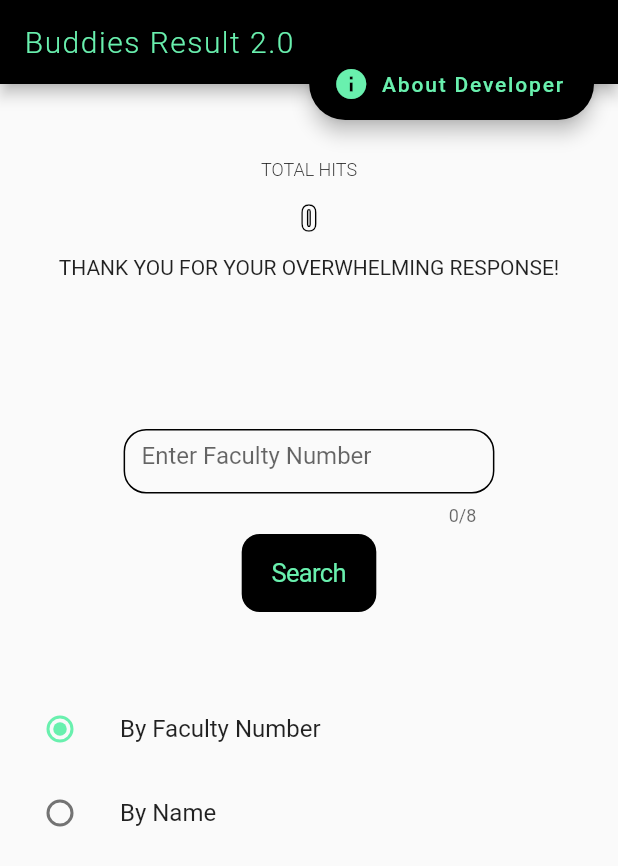
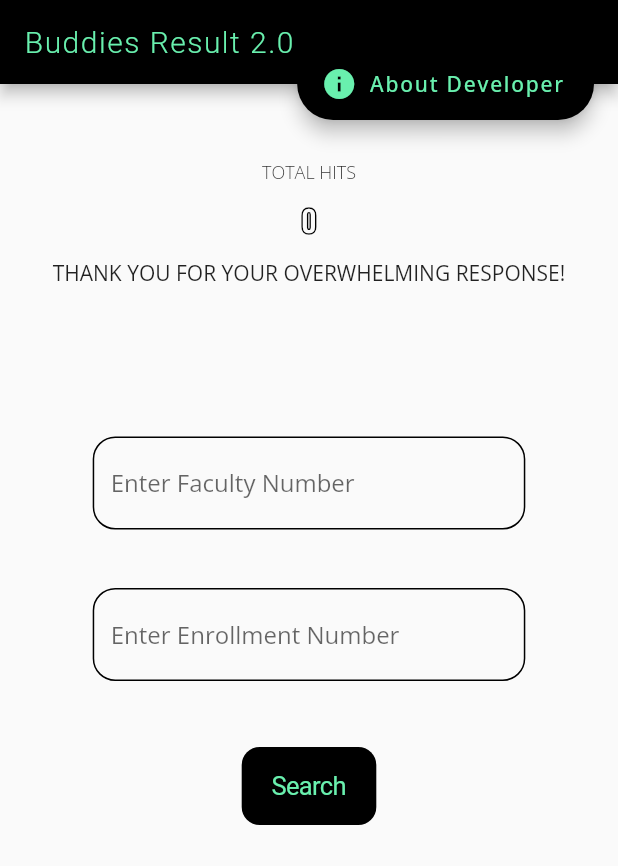
Before and after one commit to msharibahmed/buddies_result2, a Flutter app: the screen it shows after launch, on a phone screen of 412 x 824 dp. Shown: the top 866 px of the screen. Run offline on Flutter 3.47's test engine with Material 2 defaults, Android fonts, the phone set to English and light mode, and no system bars; our stand-ins replace flare_flutter, google_fonts; network calls fail.

Commit message:
added new features

```diff
--- a/lib/main.dart
+++ b/lib/main.dart
@@ -1,13 +1,11 @@
 import 'package:flutter/material.dart';
+import 'package:google_fonts/google_fonts.dart';
 import 'package:provider/provider.dart';
 
 import 'screens/show_result.dart';
-import 'screens/splash_screen.dart';
-import 'provider/bool.dart';
+import 'screens/home_screen.dart';
 import 'provider/result.dart';
 import 'screens/developer_screen.dart';
-import 'screens/home.dart';
-import 'screens/name_screen.dart';
 
 void main() async {
   runApp(MyApp());
@@ -19,20 +17,19 @@ class MyApp extends StatelessWidget {
     return MultiProvider(
       providers: [
         ChangeNotifierProvider<Result>(create: (_) => Result()),
-        ChangeNotifierProvider<BoolCheck>(create: (_) => BoolCheck()),
       ],
       child: MaterialApp(
         debugShowCheckedModeBanner: false,
         theme: ThemeData(
+          textTheme: GoogleFonts.openSansTextTheme(),
           primarySwatch: Colors.blue,
         ),
         routes: {
-          Home.routeName: (context) => Home(),
+          HomeScreen.routeName: (context) => HomeScreen(),
           ShowResult.routeName: (context) => ShowResult(),
           DeveloperScreen.routeName: (context) => DeveloperScreen(),
-          NameScreen.routeName: (context) => NameScreen(),
         },
-        home: SplashScreen(),
+        home: HomeScreen(),
       ),
     );
   }
--- a/lib/provider/bool.dart
+++ /dev/null
@@ -1,15 +0,0 @@
-import 'package:flutter/material.dart';
-
-class BoolCheck with ChangeNotifier {
-  int _val = 1;
-
-  int get val {
-    return _val;
-  }
-
-  void valFunc(int val) {
-    _val = val;
-    print(_val);
-    notifyListeners();
-  }
-}
--- a/lib/screens/home.dart
+++ /dev/null
@@ -1,221 +0,0 @@
-import 'package:flutter/cupertino.dart';
-import 'package:flutter/material.dart';
-import 'package:google_fonts/google_fonts.dart';
-import 'package:provider/provider.dart';
-
-import 'developer_screen.dart';
-import '../provider/bool.dart';
-import '../provider/result.dart';
-import 'name_screen.dart';
-import 'show_result.dart';
-
-class Home extends StatefulWidget {
-  static const routeName = 'home-screen';
-  @override
-  _HomeState createState() => _HomeState();
-}
-
-class _HomeState extends State<Home> {
-  @override
-  void initState() {
-    final data = Provider.of<Result>(context, listen: false);
-    data.fetchHits();
-
-    super.initState();
-  }
-
-  Future<void> facSearch() async {
-    final data = Provider.of<Result>(context, listen: false);
-
-    FocusScope.of(context).unfocus();
-
-    if (textCtrl.text.isEmpty) {
-      setState(() {
-        errorText = 'Enter Faculty Number';
-      });
-    } else if (textCtrl.text.length != 8 && textCtrl.text.isNotEmpty) {
-      setState(() {
-        errorText = 'Enter valid Faculty Number';
-      });
-    } else {
-      setState(() {
-        errorText = '';
-      });
-      setState(() {
-        _boolCheck = false;
-      });
-      await data.result(textCtrl.text.toUpperCase(), context).then((_) {
-        setState(() {
-          _boolCheck = true;
-        });
-      }).then((_) async {
-        if (data.fetchResult.isEmpty) {
-          // print('object');
-          await data.alertDialog('Check You Entered Faculty Number.', context);
-          return;
-        } else {
-          Provider.of<BoolCheck>(context, listen: false).valFunc(_value);
-
-          Navigator.pushNamed(context, ShowResult.routeName);
-          textCtrl.clear();
-        }
-      });
-    }
-  }
-
-  Future<void> nameSearch() async {
-    final data = Provider.of<Result>(context, listen: false);
-
-    FocusScope.of(context).unfocus();
-
-    if (textCtrl.text.isEmpty) {
-      setState(() {
-        nameErrorText = 'Enter Name';
-      });
-    } else if (!textCtrl.text.contains(RegExp(r'[A-Za-z]')) &&
-        textCtrl.text.isNotEmpty) {
-      setState(() {
-        nameErrorText = 'Enter valid Name';
-      });
-    } else {
-      setState(() {
-        nameErrorText = '';
-      });
-      setState(() {
-        _boolCheck = false;
-      });
-      await data.nameResult(textCtrl.text, context).then((_) {
-        setState(() {
-          _boolCheck = true;
-        });
-      }).then((_) {
-        if (data.fetchNameResult.isEmpty) {
-          // print('object');
-          data.alertDialog(
-              "Couln't Find Any Name Matching To The Entered Name.", context);
-          return;
-        } else {
-          Provider.of<BoolCheck>(context, listen: false).valFunc(_value);
-
-          Navigator.pushNamed(context, NameScreen.routeName);
-          textCtrl.clear();
-        }
-      });
-    }
-  }
-
-  var _boolCheck = true;
-  var _value = 1;
-
-  final textCtrl = TextEditingController();
-  String errorText = '';
-  String nameErrorText = '';
-  @override
-  Widget build(BuildContext context) {
-    const name = ['By Faculty Number', 'By Name'];
-    return Scaffold(
-      floatingActionButtonLocation: FloatingActionButtonLocation.endTop,
-      floatingActionButton: FloatingActionButton.extended(
-          backgroundColor: Colors.black,
-          icon: const Icon(Icons.info, color: Colors.greenAccent),
-          elevation: 5,
-          onPressed: () {
-            Navigator.pushNamed(context, DeveloperScreen.routeName);
-          },
-          label: const Text('About Developer',
-              style: const TextStyle(color: Colors.greenAccent))),
-      appBar: AppBar(
-        backgroundColor: Colors.black,
-        title: const Text('Buddies Result 2.0',
-            style: const TextStyle(
-                color: Colors.greenAccent,
-                fontWeight: FontWeight.w300,
-                letterSpacing: 1)),
-        centerTitle: false,
-      ),
-      resizeToAvoidBottomInset: false,
-      body: Align(
-        child: Column(
-          children: [
-            const SizedBox(height: 50),
-            const Text(
-              'TOTAL HITS',
-              style: TextStyle(fontSize: 12, fontWeight: FontWeight.w300),
-            ),
-            SizedBox(height: 10),
-            Consumer<Result>(
-              builder: (context, data, _) => Text(data.hits.toString(),
-                  style: GoogleFonts.anton(
-                      textStyle: TextStyle(
-                          letterSpacing: 2,
-                          foreground: Paint()
-                            ..color = Colors.black
-                            ..style = PaintingStyle.stroke
-                            ..strokeWidth = 1.0,
-                          fontSize: 20))),
-            ),
-            const SizedBox(height: 10),
-            const Text(
-              'THANK YOU FOR YOUR OVERWHELMING RESPONSE!',
-              style: TextStyle(fontWeight: FontWeight.w400),
-            ),
-            const SizedBox(
-              height: 100,
-            ),
-            Container(
-              width: MediaQuery.of(context).size.width * 0.6,
-              height: 65,
-              child: TextField(
-                maxLength: _value == 1 ? 8 : null,
-                decoration: InputDecoration(
-                  errorText: _value == 1 ? errorText : nameErrorText,
-                  hintText: _value == 1 ? 'Enter Faculty Number' : 'Enter Name',
-                  focusedErrorBorder: OutlineInputBorder(
-                      borderRadius: BorderRadius.circular(15.0),
-                      borderSide: BorderSide(
-                        color: Colors.black,
-                      )),
-                  errorBorder: OutlineInputBorder(
-                      borderRadius: BorderRadius.circular(15.0),
-                      borderSide: BorderSide(
-                        color: Colors.black,
-                      )),
-                ),
-                controller: textCtrl,
-              ),
-            ),
-            const SizedBox(height: 5),
-            Consumer<Result>(
-                builder: (context, data, chld) => CupertinoButton(
-                      color: Colors.black,
-                      onPressed: _value == 1 ? facSearch : nameSearch,
-                      child: _boolCheck
-                          ? const Text('Search',
-                              style: const TextStyle(color: Colors.greenAccent))
-                          : CircularProgressIndicator(
-                              backgroundColor: Colors.greenAccent),
-                    )),
-            // Text('Search:',style: TextStyle(fontSize: 15),),
-            const SizedBox(
-              height: 50,
-            ),
-            for (int i = 1; i <= 2; i++)
-              ListTile(
-                title: Text(name[i - 1]),
-                leading: Radio(
-                  value: i,
-                  groupValue: _value,
-                  activeColor: Colors.greenAccent,
-                  onChanged: (int value) {
-                    setState(() {
-                      _value = value;
-                    });
-                  },
-                ),
-              ),
-          ],
-        ),
-      ),
-    );
-  }
-}
--- /dev/null
+++ b/lib/screens/home_screen.dart
@@ -0,0 +1,211 @@
+import 'package:flutter/cupertino.dart';
+import 'package:flutter/material.dart';
+import 'package:google_fonts/google_fonts.dart';
+import 'package:provider/provider.dart';
+
+import 'developer_screen.dart';
+import '../provider/result.dart';
+import '../screens/show_result.dart';
+
+class HomeScreen extends StatefulWidget {
+  static const routeName = 'home-screen';
+
+  @override
+  _HomeScreenState createState() => _HomeScreenState();
+}
+
+class _HomeScreenState extends State<HomeScreen> {
+  var _boolCheck = true; //search button loading condition
+
+  @override
+  void initState() {
+    //fetching search hit counts
+    final data = Provider.of<Result>(context, listen: false);
+    data.fetchHits();
+
+    super.initState();
+  }
+
+//textfield controllers
+  var facultyTfCtrl = TextEditingController();
+  var enrollmentTfCtrl = TextEditingController();
+  OutlineInputBorder border() {
+    return OutlineInputBorder(
+        borderRadius: BorderRadius.circular(15.0),
+        borderSide: BorderSide(
+          color: Colors.black,
+        ));
+  }
+
+  InputDecoration decoration(String hintText, String errorText) {
+    return InputDecoration(
+        border: border(),
+        errorText: errorText,
+        hintText: hintText,
+        enabledBorder: border(),
+        focusedBorder: OutlineInputBorder(
+            borderRadius: BorderRadius.circular(15.0),
+            borderSide: BorderSide(
+              color: Colors.black,
+            )),
+        errorBorder: border());
+  }
+
+//textfield errortexts
+  var _facultyErrorText = '';
+  var _enrollmentErrorText = '';
+
+  //
+  Future<void> _search() async {
+    final data = Provider.of<Result>(context, listen: false);
+
+    FocusScope.of(context).unfocus();
+
+    if (facultyTfCtrl.text.isEmpty) {
+      setState(() {
+        _facultyErrorText = 'Enter Faculty Number';
+      });
+      return;
+    } else if (facultyTfCtrl.text.trim().length != 8 &&
+        facultyTfCtrl.text.isNotEmpty) {
+      setState(() {
+        _facultyErrorText = 'Enter valid Faculty Number';
+      });
+      return;
+    } else {
+      setState(() {
+        _facultyErrorText = '';
+      });
+    }
+    if (enrollmentTfCtrl.text.isEmpty) {
+      setState(() {
+        _enrollmentErrorText = 'Enter Enrollment Number';
+      });
+      return;
+    } else if (enrollmentTfCtrl.text.trim().length != 6 &&
+        enrollmentTfCtrl.text.isNotEmpty) {
+      setState(() {
+        _enrollmentErrorText = 'Enter valid Enrollment Number';
+      });
+      return;
+    } else {
+      setState(() {
+        _enrollmentErrorText = '';
+      });
+      setState(() {
+        _boolCheck = false;
+      });
+      await data
+          .result(facultyTfCtrl.text.toUpperCase(),
+              enrollmentTfCtrl.text.toUpperCase(), context)
+          .then((_) {
+        setState(() {
+          _boolCheck = true;
+        });
+      }).then((_) {
+        if (data.fetchResult['sub'].length == 0) {
+          return data.alertDialog('Student record not found!', context);
+        } else {
+          Navigator.pushNamed(context, ShowResult.routeName);
+        }
+
+        facultyTfCtrl.clear();
+        enrollmentTfCtrl.clear();
+      });
+    }
+  }
+
+  @override
+  Widget build(BuildContext context) {
+    var mq = MediaQuery.of(context).size;
+    return Scaffold(
+        floatingActionButtonLocation: FloatingActionButtonLocation.endTop,
+        floatingActionButton: FloatingActionButton.extended(
+            backgroundColor: Colors.black,
+            icon: const Icon(Icons.info, color: Colors.greenAccent),
+            elevation: 5,
+            onPressed: () {
+              Navigator.pushNamed(context, DeveloperScreen.routeName);
+            },
+            label: const Text('About Developer',
+                style: const TextStyle(color: Colors.greenAccent))),
+        appBar: AppBar(
+          backgroundColor: Colors.black,
+          title: const Text('Buddies Result 2.0',
+              style: const TextStyle(
+                  color: Colors.greenAccent,
+                  fontWeight: FontWeight.w300,
+                  letterSpacing: 1)),
+          centerTitle: false,
+        ),
+        body: SingleChildScrollView(
+          child: Align(
+            alignment: Alignment.center,
+            child: Column(
+              children: [
+                const SizedBox(height: 50),
+                const Text(
+                  'TOTAL HITS',
+                  style: TextStyle(fontSize: 12, fontWeight: FontWeight.w300),
+                ),
+                SizedBox(height: 10),
+                Consumer<Result>(
+                  builder: (context, data, _) => Text(data.hits.toString(),
+                      style: GoogleFonts.anton(
+                          textStyle: TextStyle(
+                              letterSpacing: 2,
+                              foreground: Paint()
+                                ..color = Colors.black
+                                ..style = PaintingStyle.stroke
+                                ..strokeWidth = 1.0,
+                              fontSize: 20))),
+                ),
+                const SizedBox(height: 10),
+                const Text(
+                  'THANK YOU FOR YOUR OVERWHELMING RESPONSE!',
+                  style: TextStyle(fontWeight: FontWeight.w400),
+                ),
+                const SizedBox(
+                  height: 100,
+                ),
+                Container(
+                  width: mq.width * 0.7,
+                  child: TextField(
+                      controller: facultyTfCtrl,
+                      // maxLength: 8,
+                      maxLengthEnforced: true,
+                      decoration: decoration(
+                          'Enter Faculty Number', _facultyErrorText)),
+                ),
+                const SizedBox(
+                  height: 15,
+                ),
+                Container(
+                  width: mq.width * 0.7,
+                  child: TextField(
+                      controller: enrollmentTfCtrl,
+                      // maxLength: 6,
+                      decoration: decoration(
+                          'Enter Enrollment Number', _enrollmentErrorText)),
+                ),
+                const SizedBox(height: 20),
+                Consumer<Result>(
+                    builder: (context, data, chld) => CupertinoButton(
+                          color: Colors.black,
+                          onPressed: _search,
+                          child: _boolCheck
+                              ? const Text('Search',
+                                  style: const TextStyle(
+                                      color: Colors.greenAccent))
+                              : CircularProgressIndicator(
+                                  backgroundColor: Colors.greenAccent),
+                        )),
+                const SizedBox(
+                  height: 50,
+                ),
+              ],
+            ),
+          ),
+        ));
+  }
+}
--- a/lib/screens/splash_screen.dart
+++ b/lib/screens/splash_screen.dart
@@ -2,7 +2,7 @@ import 'dart:async';
 import 'package:flutter/material.dart';
 import 'package:google_fonts/google_fonts.dart';
 
-import 'home.dart';
+import '../screens/home_screen.dart';
 
 class SplashScreen extends StatefulWidget {
   @override
@@ -19,7 +19,7 @@ class _SplashScreenState extends State<SplashScreen> {
   startTime() async {
     var duration = new Duration(seconds: 4);
     return new Timer(duration, () {
-      Navigator.pushReplacementNamed(context, Home.routeName);
+      Navigator.pushReplacementNamed(context, HomeScreen.routeName);
     });
   }
 
```
Also changed, not shown: lib/provider/result.dart (+10 -40 lines), lib/screens/name_screen.dart (deleted, +0 -31 lines), lib/screens/show_result.dart (+9 -30 lines), lib/widgets/name_card.dart (deleted, +0 -64 lines), lib/widgets/result_card.dart (+9 -46 lines), pubspec.lock.
